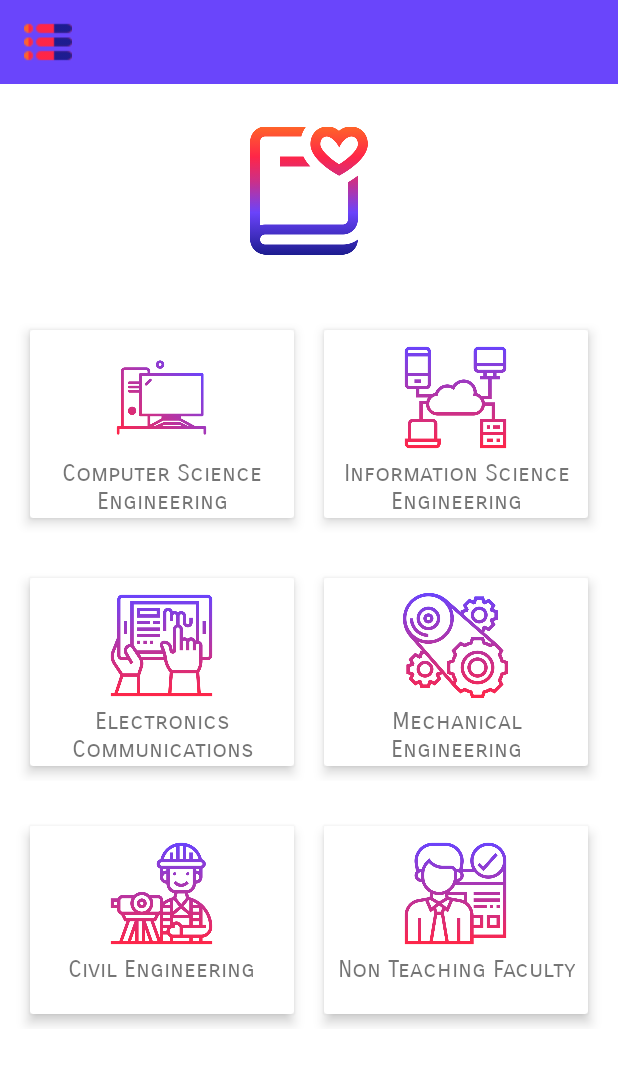
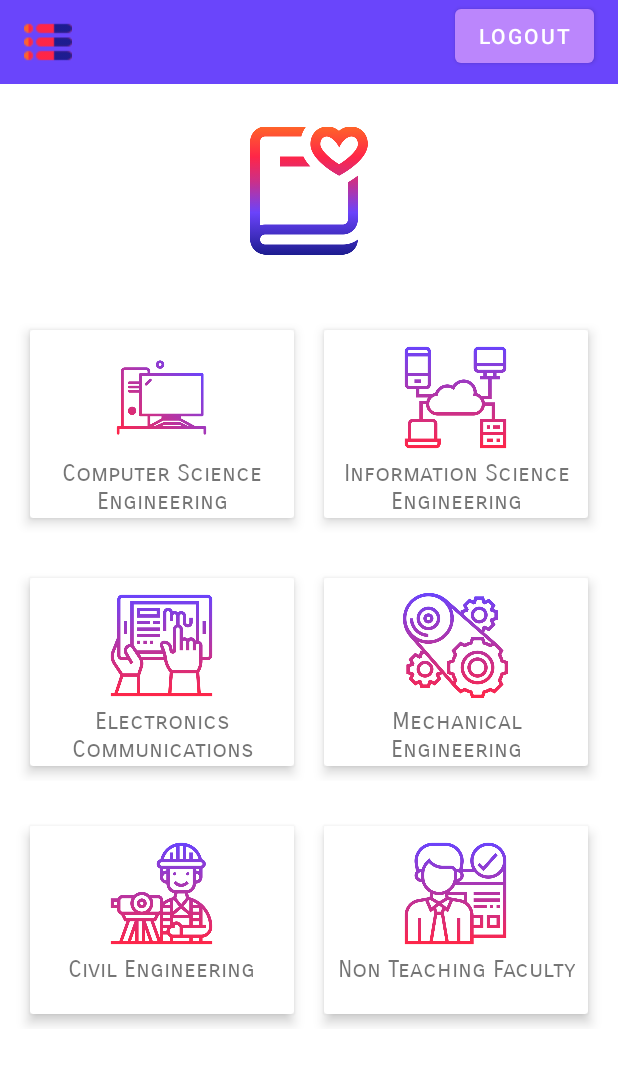
Before and after one commit to SamyamiRai/Assigner, an Android app: the Dashboard screen opened directly, with no data from a screen before it, on a phone screen of 412 x 824 dp. Shown: the top 1065 px of the screen. Run offline under Robolectric (Android 15) with nearby library versions, the phone set to English and light mode, and no system bars; our stand-ins replace Firebase (no records; nobody signed in at launch, a user with empty details on screens opened directly).

Commit message:
Logout Functionality Added

```diff
--- a/app/src/main/AndroidManifest.xml
+++ b/app/src/main/AndroidManifest.xml
@@ -9,7 +9,7 @@
         android:roundIcon="@mipmap/ic_launcher_round"
         android:supportsRtl="true"
         android:theme="@style/Theme.AssignerApp">
-        <activity android:name=".IntroductoryActivity"></activity>
+        <activity android:name=".IntroductoryActivity" />
         <activity android:name=".Dashboard" />
         <activity android:name=".LoginActivity">
             <intent-filter>
--- a/app/src/main/java/com/example/assignerapp/Dashboard.java
+++ b/app/src/main/java/com/example/assignerapp/Dashboard.java
@@ -2,13 +2,32 @@ package com.example.assignerapp;
 
 import androidx.appcompat.app.AppCompatActivity;
 
+import android.content.Intent;
 import android.os.Bundle;
+import android.view.View;
+import android.widget.Button;
+import android.widget.Toast;
+
+import com.google.firebase.auth.FirebaseAuth;
 
 public class Dashboard extends AppCompatActivity {
+
+    private Button logout;
 
     @Override
     protected void onCreate(Bundle savedInstanceState) {
         super.onCreate(savedInstanceState);
         setContentView(R.layout.activity_dashboard);
+
+        logout = findViewById(R.id.logout);
+
+        logout.setOnClickListener(new View.OnClickListener() {
+            @Override
+            public void onClick(View view) {
+                FirebaseAuth.getInstance().signOut();
+                Toast.makeText(Dashboard.this, "Logged Out!", Toast.LENGTH_SHORT).show();
+                startActivity(new Intent(Dashboard.this, LoginActivity.class));
+            }
+        });
     }
 }
--- a/app/src/main/java/com/example/assignerapp/OnBoardingFragment3.java
+++ b/app/src/main/java/com/example/assignerapp/OnBoardingFragment3.java
@@ -25,7 +25,7 @@ public class OnBoardingFragment3 extends Fragment {
         next.setOnClickListener(new View.OnClickListener() {
             @Override
             public void onClick(View v) {
-                Intent intent=new Intent(getActivity(),LoginActivity.class);
+                Intent intent=new Intent(getActivity(),Dashboard.class);
                 startActivity(intent);
             }
         });
--- a/app/src/main/res/layout/activity_dashboard.xml
+++ b/app/src/main/res/layout/activity_dashboard.xml
@@ -37,6 +37,7 @@
 <!--        app:layout_constraintStart_toStartOf="parent"-->
 <!--        app:layout_constraintTop_toBottomOf="@+id/toolbar"-->
 <!--        app:layout_editor_absoluteY="56dp" />-->
+
 
     <ImageView
         android:id="@+id/bookmark"
@@ -293,9 +294,20 @@
         </androidx.cardview.widget.CardView>
 
 
+    </LinearLayout>
 
+       <Button
+           android:id="@+id/logout"
+           android:layout_width="wrap_content"
+           android:layout_height="wrap_content"
+           android:text="Logout"
+           app:layout_constraintBottom_toBottomOf="parent"
+           app:layout_constraintEnd_toEndOf="parent"
+           app:layout_constraintHorizontal_bias="0.949"
+           app:layout_constraintStart_toStartOf="parent"
+           app:layout_constraintTop_toTopOf="parent"
+           app:layout_constraintVertical_bias="0.0" />
 
-    </LinearLayout>
 
    </androidx.constraintlayout.widget.ConstraintLayout>
 </ScrollView>
```
Also changed, not shown: app/src/main/java/com/example/assignerapp/LoginTabFragment.java (+23 -2 lines).
